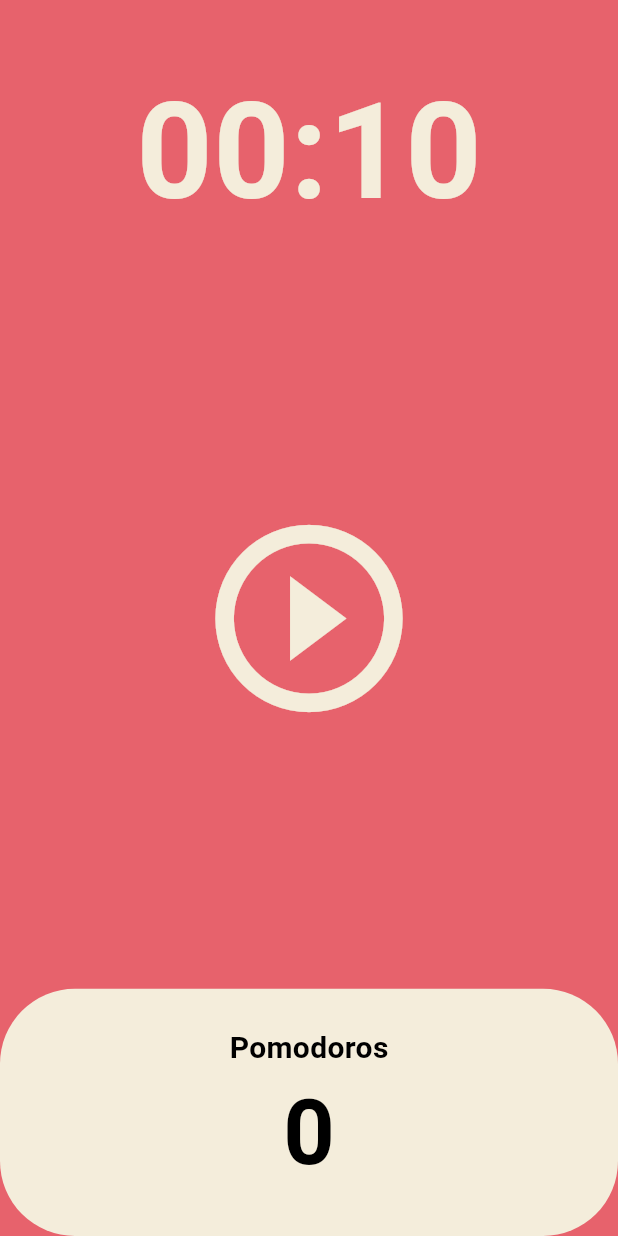
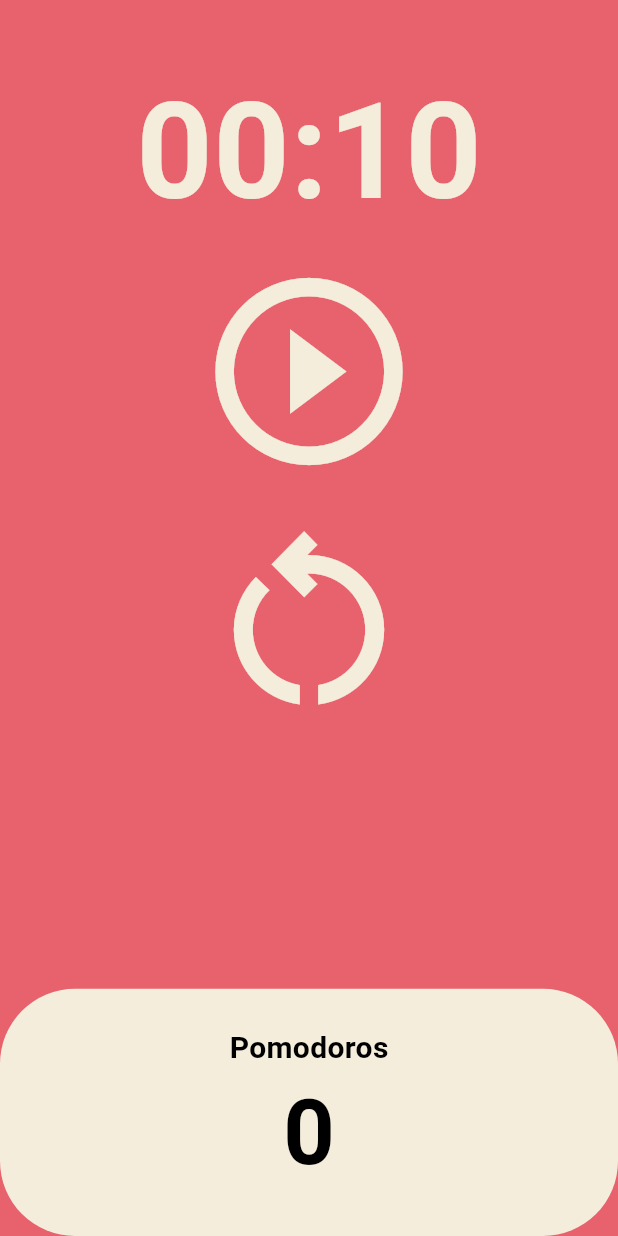
Before and after one commit to ChoiHoYong/flutter_pomodoro_clone, a Flutter app: the screen it shows after launch, on a phone screen of 412 x 824 dp. Run offline on Flutter 3.47's test engine with Material 3 defaults, Android fonts, the phone set to English and light mode, and no system bars.

```diff
--- a/lib/screens/home_screen.dart
+++ b/lib/screens/home_screen.dart
@@ -48,6 +48,15 @@ class _HomeScreenState extends State<HomeScreen> {
     });
   }
 
+  void onRestrtPressed() {
+    timer.cancel();
+    setState(() {
+      totalSeconds = twentyFiveMinutes;
+      totalPomodoros = 0;
+      isRunning = false;
+    });
+  }
+
   String format(int seconds) {
     var duration = Duration(seconds: seconds);
 
@@ -76,7 +85,9 @@ class _HomeScreenState extends State<HomeScreen> {
           ),
           Flexible(
             flex: 3,
-            child: Center(
+            child: Column(
+              children: [
+                Center(
                   child: IconButton(
                     iconSize: 150,
                     color: Theme.of(context).cardColor,
@@ -87,6 +98,18 @@ class _HomeScreenState extends State<HomeScreen> {
                           : Icons.play_circle_outline,
                     ),
                   ),
+                ),
+                Center(
+                  child: IconButton(
+                    iconSize: 150,
+                    color: Theme.of(context).cardColor,
+                    onPressed: onRestrtPressed,
+                    icon: const Icon(
+                      Icons.restart_alt_outlined,
+                    ),
+                  ),
+                ),
+              ],
             ),
           ),
           Flexible(
```
Lines whose indentation alone changed are shown as unchanged.
